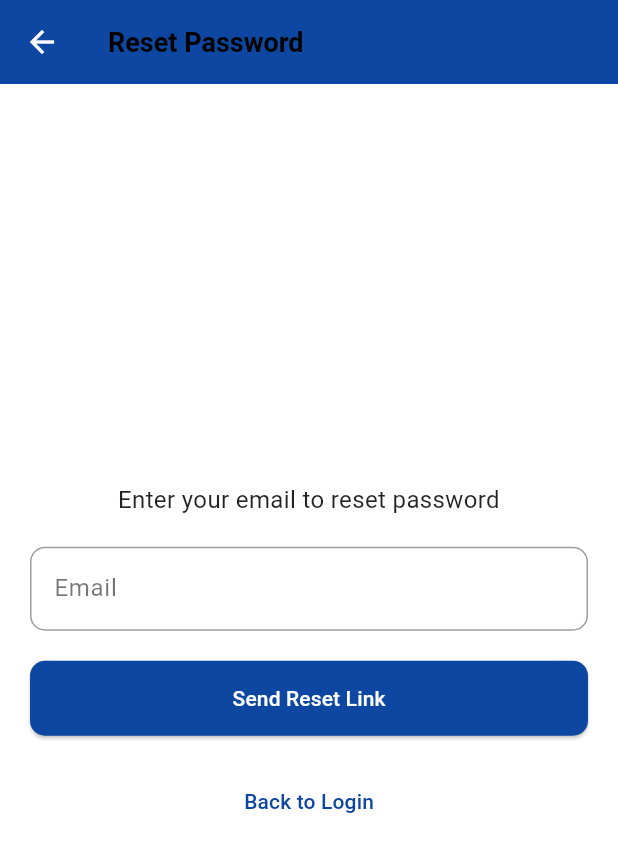
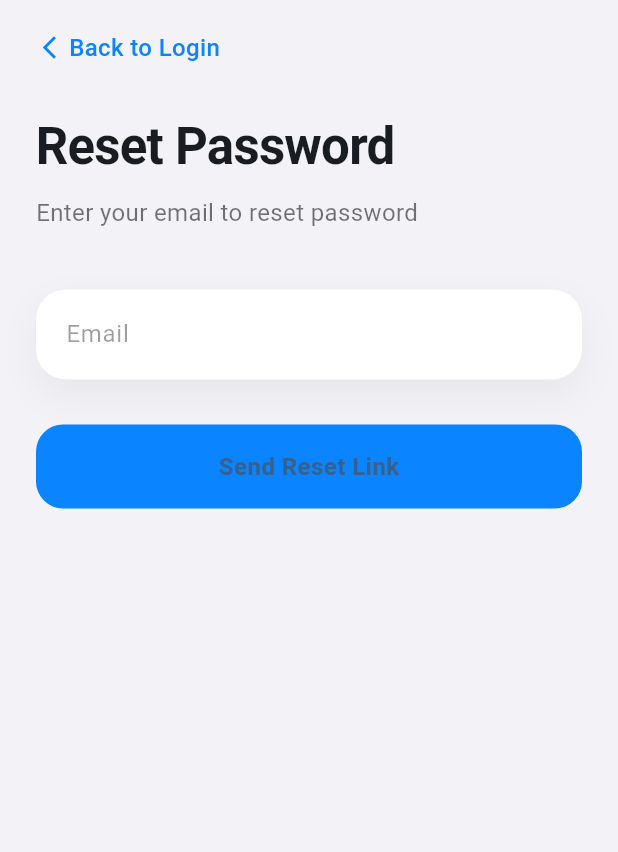
Before and after one commit to PutuPutra/employee_attendance_app, a Flutter app: the ResetPasswordScreen screen opened directly, on a phone screen of 412 x 824 dp. Shown: the top 852 px of the screen. Run offline on Flutter 3.47's test engine with Material 3 defaults, Android fonts, the phone set to English and light mode, and no system bars; our stand-ins replace animate_do, bloc, camera, cloud_firestore, equatable, firebase_auth and 7 more; missing offline and left inert: google_mlkit_face_detection, tflite_flutter; accounts and stored records are empty.

Commit message:
Bug Fixing

```diff
--- a/lib/UI/reset_password.dart
+++ b/lib/UI/reset_password.dart
@@ -29,6 +29,7 @@ class _ResetPasswordScreenState extends State<ResetPasswordScreen> {
 
     try {
       await authService.value.resetPassword(email: email);
+
       if (mounted) {
         ScaffoldMessenger.of(
           context,
@@ -41,11 +42,12 @@ class _ResetPasswordScreenState extends State<ResetPasswordScreen> {
         if (e.code == 'invalid-email') {
           message = l10n.invalidEmailFormat;
         }
+
         ScaffoldMessenger.of(
           context,
         ).showSnackBar(SnackBar(content: Text(message)));
       }
-    } catch (e) {
+    } catch (_) {
       if (mounted) {
         ScaffoldMessenger.of(
           context,
@@ -63,86 +65,146 @@ class _ResetPasswordScreenState extends State<ResetPasswordScreen> {
     final l10n = AppLocalizations.of(context);
     final isDark = Theme.of(context).brightness == Brightness.dark;
 
+    final bgColor = isDark ? const Color(0xFF000000) : const Color(0xFFF2F2F7);
+
+    final cardColor = isDark ? const Color(0xFF1C1C1E) : Colors.white;
+
+    const primaryColor = Color(0xFF0A84FF); // iOS Blue
+
     return Scaffold(
-      appBar: AppBar(
-        title: Text(l10n.resetPassword),
-        backgroundColor: isDark ? Colors.grey[900] : Colors.blue.shade900,
-        foregroundColor: Colors.white,
+      backgroundColor: bgColor,
+      body: SafeArea(
+        child: Padding(
+          padding: const EdgeInsets.symmetric(horizontal: 24),
+          child: Column(
+            crossAxisAlignment: CrossAxisAlignment.start,
+            children: [
+              const SizedBox(height: 20),
+
+              /// iOS Back Button
+              GestureDetector(
+                onTap: () => Navigator.pop(context),
+                child: Row(
+                  children: [
+                    const Icon(
+                      Icons.arrow_back_ios_new,
+                      size: 18,
+                      color: primaryColor,
                     ),
-      backgroundColor: isDark ? Colors.grey[850] : Colors.white,
-      body: Padding(
-        padding: const EdgeInsets.all(20),
-        child: Column(
-          mainAxisAlignment: MainAxisAlignment.center,
-          children: [
+                    const SizedBox(width: 4),
+                    Text(
+                      l10n.backToLogin,
+                      style: const TextStyle(
+                        color: primaryColor,
+                        fontSize: 16,
+                        fontWeight: FontWeight.w500,
+                      ),
+                    ),
+                  ],
+                ),
+              ),
+
+              const SizedBox(height: 30),
+
+              /// Large Title
+              Text(
+                l10n.resetPassword,
+                style: const TextStyle(
+                  fontSize: 34,
+                  fontWeight: FontWeight.bold,
+                  letterSpacing: -0.5,
+                ),
+              ),
+
+              const SizedBox(height: 8),
+
               Text(
                 l10n.enterEmailToReset,
-              textAlign: TextAlign.center,
                 style: TextStyle(
                   fontSize: 16,
-                color: isDark ? Colors.white70 : Colors.black87,
+                  color: isDark ? Colors.white70 : Colors.black54,
                 ),
               ),
-            const SizedBox(height: 20),
-            TextField(
+
+              const SizedBox(height: 40),
+
+              /// Email Input Card
+              Container(
+                decoration: BoxDecoration(
+                  color: cardColor,
+                  borderRadius: BorderRadius.circular(20),
+                  boxShadow: [
+                    if (!isDark)
+                      BoxShadow(
+                        color: Colors.black.withOpacity(0.05),
+                        blurRadius: 20,
+                        offset: const Offset(0, 10),
+                      ),
+                  ],
+                ),
+                padding: const EdgeInsets.symmetric(
+                  horizontal: 20,
+                  vertical: 6,
+                ),
+                child: TextField(
                   controller: _emailController,
+                  keyboardType: TextInputType.emailAddress,
+                  style: const TextStyle(fontSize: 16),
                   decoration: InputDecoration(
-                labelText: l10n.email,
-                labelStyle: TextStyle(
-                  color: isDark ? Colors.white70 : Colors.black54,
-                ),
-                border: OutlineInputBorder(
-                  borderRadius: BorderRadius.circular(10),
-                ),
-                enabledBorder: OutlineInputBorder(
-                  borderRadius: BorderRadius.circular(10),
-                  borderSide: BorderSide(
-                    color: isDark ? Colors.white30 : Colors.grey,
-                  ),
-                ),
-                focusedBorder: OutlineInputBorder(
-                  borderRadius: BorderRadius.circular(10),
-                  borderSide: BorderSide(
-                    color: isDark ? Colors.blue : Colors.blue.shade900,
+                    border: InputBorder.none,
+                    hintText: l10n.email,
+                    hintStyle: TextStyle(
+                      color: isDark ? Colors.white38 : Colors.black38,
                     ),
                   ),
                 ),
-              style: TextStyle(color: isDark ? Colors.white : Colors.black),
-              keyboardType: TextInputType.emailAddress,
               ),
-            const SizedBox(height: 20),
+
+              const SizedBox(height: 30),
+
+              /// Reset Button
               SizedBox(
                 width: double.infinity,
-              height: 50,
+                height: 56,
                 child: ElevatedButton(
                   onPressed: _isLoading ? null : _resetPassword,
                   style: ElevatedButton.styleFrom(
-                  backgroundColor: isDark ? Colors.blue : Colors.blue.shade900,
+                    elevation: 0,
+                    backgroundColor: primaryColor,
+                    disabledBackgroundColor: primaryColor.withOpacity(0.6),
                     shape: RoundedRectangleBorder(
-                    borderRadius: BorderRadius.circular(10),
+                      borderRadius: BorderRadius.circular(18),
                     ),
                   ),
+                  child: AnimatedSwitcher(
+                    duration: const Duration(milliseconds: 200),
                     child: _isLoading
-                    ? const CircularProgressIndicator(color: Colors.white)
+                        ? const SizedBox(
+                            width: 22,
+                            height: 22,
+                            child: CircularProgressIndicator(
+                              strokeWidth: 2.5,
+                              valueColor: AlwaysStoppedAnimation<Color>(
+                                Colors.white,
+                              ),
+                            ),
+                          )
                         : Text(
                             l10n.sendResetLink,
-                        style: const TextStyle(color: Colors.white),
+                            key: const ValueKey("text"),
+                            style: const TextStyle(
+                              fontSize: 16,
+                              fontWeight: FontWeight.w600,
+                              letterSpacing: 0.3,
                             ),
                           ),
-            ),
-            const SizedBox(height: 20),
-            TextButton(
-              onPressed: () => Navigator.pop(context),
-              child: Text(
-                l10n.backToLogin,
-                style: TextStyle(
-                  color: isDark ? Colors.blue.shade300 : Colors.blue.shade900,
                   ),
                 ),
               ),
             ],
           ),
         ),
+      ),
     );
   }
 }
--- a/lib/auth/auth_service.dart
+++ b/lib/auth/auth_service.dart
@@ -20,22 +20,17 @@ class AuthService {
     );
   }
 
-  Future<UserCredential> creatAccount({
-    required String email,
-    required String password,
-  }) async {
-    return await firebaseAuth.signInWithEmailAndPassword(
-      email: email,
-      password: password,
-    );
-  }
-
   Future<void> signOut() async {
     await firebaseAuth.signOut();
   }
 
   Future<void> resetPassword({required String email}) async {
-    await firebaseAuth.sendPasswordResetEmail(email: email);
+    try {
+      await firebaseAuth.sendPasswordResetEmail(email: email);
+    } catch (e) {
+      debugPrint("Error sending reset email: $e");
+      rethrow;
+    }
   }
 
   Future<void> updateUsername({required String username}) async {
```
Lines whose indentation alone changed are shown as unchanged.
